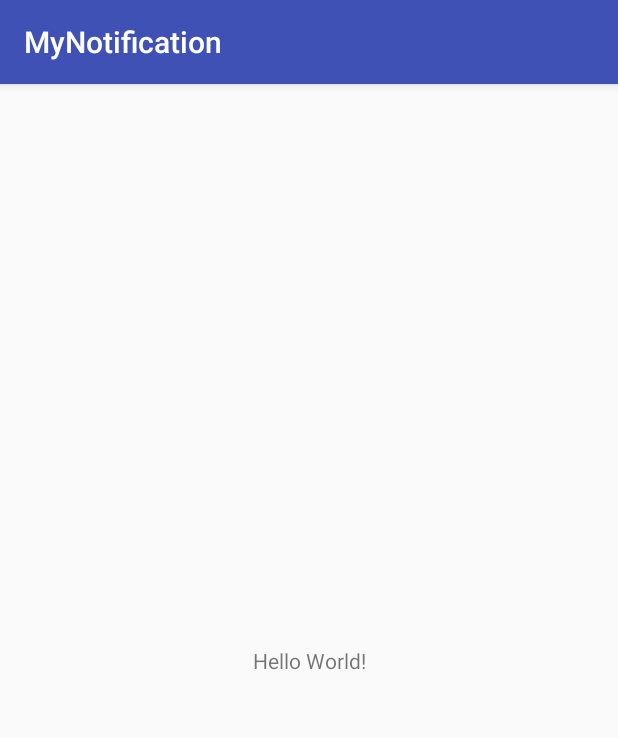
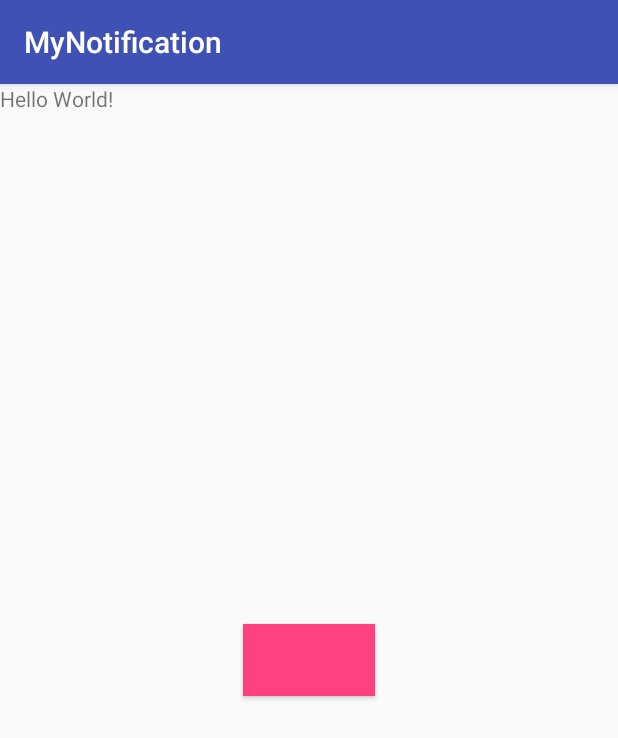
Before and after one commit to guodongL/MyNotification, an Android app: the screen it shows after launch (MainActivity), on a phone screen of 412 x 824 dp. Shown: the top 738 px of the screen. Run offline under Robolectric (Android 15) with nearby library versions, the phone set to English and light mode, and no system bars.

Commit message:
第一次提交

```diff
--- a/app/src/main/java/com/example/administrator/mynotification/MainActivity.java
+++ b/app/src/main/java/com/example/administrator/mynotification/MainActivity.java
@@ -1,13 +1,29 @@
 package com.example.administrator.mynotification;
 
+import android.content.Context;
 import android.support.v7.app.AppCompatActivity;
 import android.os.Bundle;
+import android.view.View;
+import android.widget.Button;
+import android.widget.Toast;
 
 public class MainActivity extends AppCompatActivity {
-
+    private Button buttonClick;
+    private Context mContext=this;
     @Override
     protected void onCreate(Bundle savedInstanceState) {
         super.onCreate(savedInstanceState);
         setContentView(R.layout.activity_main);
+        initView();
+    }
+
+    private void initView() {
+        buttonClick=findViewById(R.id.buttonClick);
+        buttonClick.setOnClickListener(new View.OnClickListener() {
+            @Override
+            public void onClick(View view) {
+                Toast.makeText(mContext,"上传到Git上",Toast.LENGTH_LONG).show();
+            }
+        });
     }
 }
--- a/app/src/main/res/layout/activity_main.xml
+++ b/app/src/main/res/layout/activity_main.xml
@@ -5,14 +5,19 @@
     android:layout_width="match_parent"
     android:layout_height="match_parent"
     tools:context="com.example.administrator.mynotification.MainActivity">
-
+<RelativeLayout
+    android:layout_width="match_parent"
+    android:layout_height="match_parent">
     <TextView
         android:layout_width="wrap_content"
         android:layout_height="wrap_content"
-        android:text="Hello World!"
-        app:layout_constraintBottom_toBottomOf="parent"
-        app:layout_constraintLeft_toLeftOf="parent"
-        app:layout_constraintRight_toRightOf="parent"
-        app:layout_constraintTop_toTopOf="parent" />
-
+        android:text="Hello World!" />
+    <Button
+        android:id="@+id/buttonClick"
+        android:layout_width="wrap_content"
+        android:layout_height="wrap_content"
+        android:layout_centerInParent="true"
+        android:background="@color/colorAccent"
+        />
+</RelativeLayout>
 </android.support.constraint.ConstraintLayout>
```
